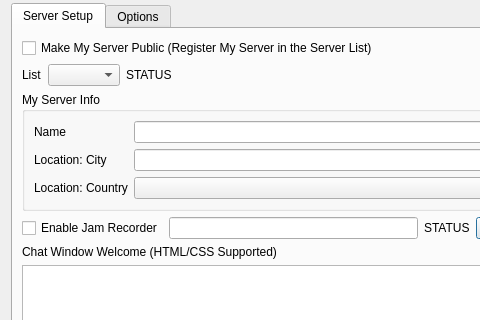
Above: src/serverdlgbase.ui from jamulussoftware/jamulus before the change; both pictures show x 0 to 480 and y 132 to 452 of the 588 by 560 pixel window. Below: the same form after it.
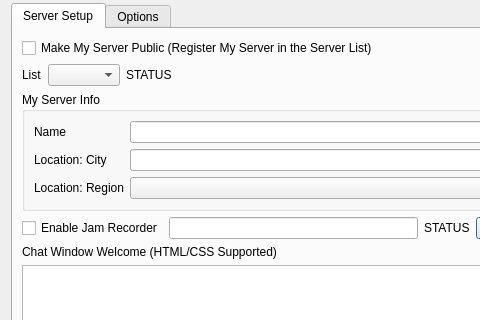
That is the form after the change. Icons and pictures are not drawn. Custom widgets are drawn as their Qt base class.

```diff
--- a/src/serverdlgbase.ui
+++ b/src/serverdlgbase.ui
@@ -136,7 +136,7 @@
             <item>
              <widget class="QLabel" name="lblLocationCountry">
               <property name="text">
-               <string>Location: Country</string>
+               <string>Location: Region</string>
               </property>
              </widget>
             </item>
```
Left out of the diff: 2 changed lines with no effect on the pictures.
